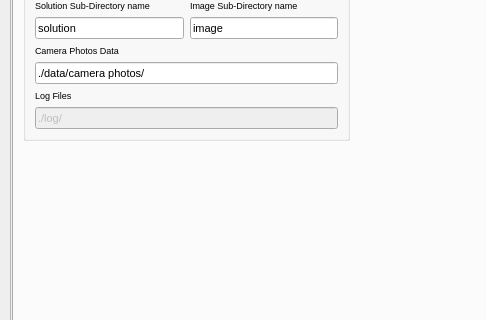
Above: gui/settingswindow.ui from Th3Tr00p3r/gSTED-sFCS before the change; both pictures show x 0 to 486 and y 159 to 479 of the 700 by 700 pixel window. Below: the same form after it.
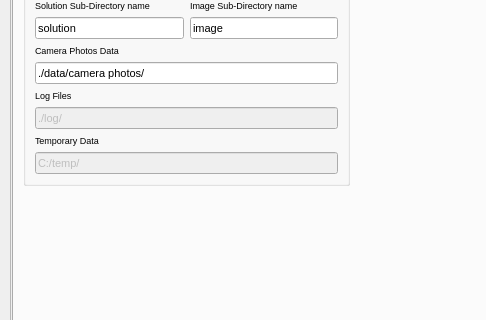
That is the form after the change. Icons and pictures are not drawn.

Commit message: working on rotating data to/from disk - not done

```diff
--- a/gui/settingswindow.ui
+++ b/gui/settingswindow.ui
@@ -253,6 +253,32 @@
                </item>
               </layout>
              </item>
+             <item>
+              <layout class="QVBoxLayout" name="verticalLayout_16">
+               <item>
+                <widget class="QLabel" name="label_14">
+                 <property name="text">
+                  <string>Temporary Data</string>
+                 </property>
+                </widget>
+               </item>
+               <item>
+                <widget class="QLineEdit" name="tempDataPath">
+                 <property name="enabled">
+                  <bool>false</bool>
+                 </property>
+                 <property name="font">
+                  <font>
+                   <pointsize>8</pointsize>
+                  </font>
+                 </property>
+                 <property name="text">
+                  <string>C:/temp/</string>
+                 </property>
+                </widget>
+               </item>
+              </layout>
+             </item>
             </layout>
            </widget>
           </item>
```
The commit also changes 2 other files.
